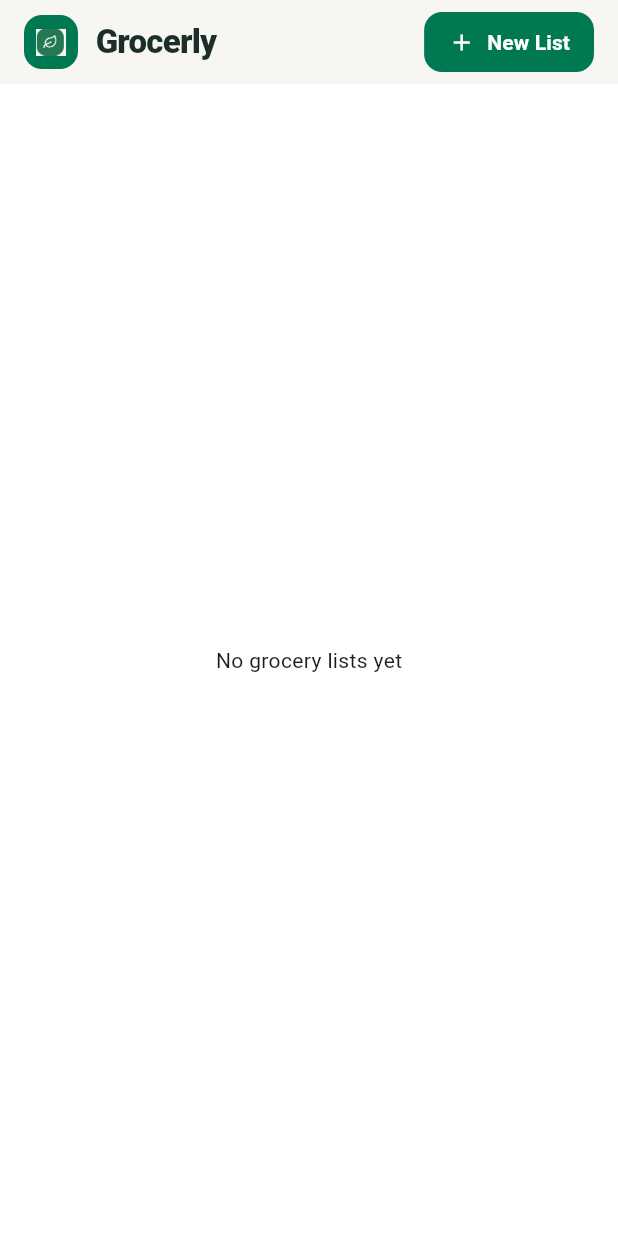
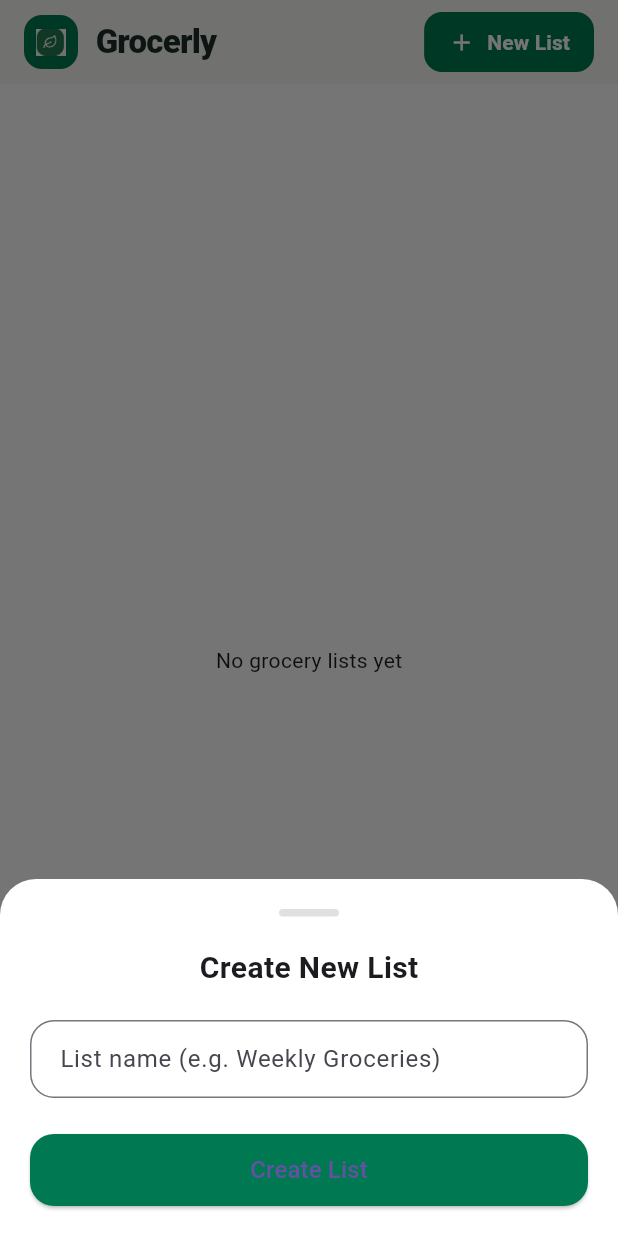
Before and after one commit to saifulislamsaif/grocery_list, a Flutter app: the screen it shows once a user with an empty profile is signed in, after a tap on "New List", on a phone screen of 412 x 824 dp. Run offline on Flutter 3.47's test engine with Material 3 defaults, Android fonts, the phone set to English and light mode, and no system bars; our stand-ins replace cloud_firestore, firebase_auth, firebase_core, get, google_fonts; accounts and stored records are empty.

Commit message:
pop up problem solved.

```diff
--- a/lib/app/modules/home/views/home_page.dart
+++ b/lib/app/modules/home/views/home_page.dart
@@ -62,7 +62,7 @@ class HomePage extends StatelessWidget {
               padding: const EdgeInsets.only(right: 16.0, top: 8, bottom: 8),
               child: ElevatedButton.icon(
                 onPressed: () {
-                  // Add your "New List" logic here
+                  _showCreateListBottomSheet(context);
                 },
                 icon: const Icon(Icons.add, size: 18, color: Colors.white),
                 label: const Text(
@@ -95,6 +95,108 @@ class HomePage extends StatelessWidget {
       );
     });
   }
+  void _showCreateListBottomSheet(BuildContext context) {
+    final TextEditingController nameController = TextEditingController();
+
+    Get.bottomSheet(
+      Container(
+        padding: const EdgeInsets.all(20),
+        decoration: const BoxDecoration(
+          color: Colors.white,
+          borderRadius: BorderRadius.vertical(top: Radius.circular(24)),
+        ),
+        child: Column(
+          mainAxisSize: MainAxisSize.min,
+          crossAxisAlignment: CrossAxisAlignment.start,
+          children: [
+
+            /// Drag Handle
+            Center(
+              child: Container(
+                height: 5,
+                width: 40,
+                margin: const EdgeInsets.only(bottom: 20),
+                decoration: BoxDecoration(
+                  color: Colors.grey.shade300,
+                  borderRadius: BorderRadius.circular(10),
+                ),
+              ),
+            ),
+
+            /// Title
+            const Center(
+              child: Text(
+                "Create New List",
+                style: TextStyle(fontSize: 20, fontWeight: FontWeight.w600),
+              ),
+            ),
+
+            const SizedBox(height: 20),
+
+            /// List Name Field
+            TextField(
+              controller: nameController,
+              decoration: InputDecoration(
+                hintText: "List name (e.g. Weekly Groceries)",
+                contentPadding:
+                const EdgeInsets.symmetric(horizontal: 16, vertical: 14),
+                border: OutlineInputBorder(
+                  borderRadius: BorderRadius.circular(16),
+                ),
+                focusedBorder: OutlineInputBorder(
+                  borderRadius: BorderRadius.circular(16),
+                  borderSide: const BorderSide(color: Color(0xFF007953)),
+                ),
+              ),
+            ),
+
+            const SizedBox(height: 24),
+
+            /// Create Button
+            SizedBox(
+              width: double.infinity,
+              height: 48,
+              child: ElevatedButton(
+                style: ElevatedButton.styleFrom(
+                  backgroundColor: const Color(0xFF007953),
+                  shape: RoundedRectangleBorder(
+                    borderRadius: BorderRadius.circular(16),
+                  ),
+                ),
+                onPressed: () async {
+                  final name = nameController.text.trim();
+
+                  if (name.isEmpty) {
+                    Get.snackbar(
+                      "Error",
+                      "Please enter a list name",
+                      snackPosition: SnackPosition.BOTTOM,
+                    );
+                    return;
+                  }
+
+                  await controller.createList(name);
+
+                  Get.back(); // Close sheet
+
+                  Get.snackbar(
+                    "Success",
+                    "List created successfully",
+                    snackPosition: SnackPosition.BOTTOM,
+                  );
+                },
+                child: const Text(
+                  "Create List",
+                  style: TextStyle(fontSize: 16),
+                ),
+              ),
+            ),
+          ],
+        ),
+      ),
+      isScrollControlled: true,
+    );
+  }
 
   Widget _historyView(BuildContext context) {
     final completedLists = controller.lists
@@ -106,7 +208,6 @@ class HomePage extends StatelessWidget {
     return ListView(
       padding: const EdgeInsets.all(16),
       children: [
-        /// RECENT ACTIVITY TITLE
         const Text(
           "RECENT ACTIVITY",
           style: TextStyle(
@@ -118,7 +219,6 @@ class HomePage extends StatelessWidget {
 
         const SizedBox(height: 12),
 
-        /// Fake activity design (like screenshot)
         Container(
           padding: const EdgeInsets.all(16),
           decoration: BoxDecoration(
@@ -173,7 +273,6 @@ class HomePage extends StatelessWidget {
             child: Column(
               crossAxisAlignment: CrossAxisAlignment.start,
               children: [
-                /// Title + Archived Badge
                 Row(
                   mainAxisAlignment: MainAxisAlignment.spaceBetween,
                   children: [
@@ -316,7 +415,6 @@ class HomePage extends StatelessWidget {
                 Row(
                   crossAxisAlignment: CrossAxisAlignment.start,
                   children: [
-                    /// Icon Box
                     Container(
                       height: 48,
                       width: 48,
@@ -329,10 +427,7 @@ class HomePage extends StatelessWidget {
                         color: Color(0xFF2E6F55),
                       ),
                     ),
-
-                    const SizedBox(width: 14),
-
-                    /// Title + Date
+                     SizedBox(width: 14),
                     Expanded(
                       child: Column(
                         crossAxisAlignment: CrossAxisAlignment.start,
@@ -348,7 +443,7 @@ class HomePage extends StatelessWidget {
                           const SizedBox(height: 4),
 
                           Text(
-                            "Mar 3", // you can format createdAt here
+                            "Mar 3",
                             style: const TextStyle(
                               fontSize: 13,
                               color: Colors.black54,
@@ -383,9 +478,8 @@ class HomePage extends StatelessWidget {
                   ],
                 ),
 
-                const SizedBox(height: 8),
+                 SizedBox(height: 8),
 
-                /// Progress Bar
                 ClipRRect(
                   borderRadius: BorderRadius.circular(8),
                   child: LinearProgressIndicator(
@@ -400,7 +494,6 @@ class HomePage extends StatelessWidget {
 
                 const SizedBox(height: 14),
 
-                /// Members Row
                 Row(
                   children: [
                     const Icon(
--- a/lib/app/modules/home/views/list_details_page.dart
+++ b/lib/app/modules/home/views/list_details_page.dart
@@ -213,11 +213,17 @@ class ListDetailsPage extends StatelessWidget {
                   final itemQty = qtyCtrl.text.trim();
 
                   if (itemName.isNotEmpty) {
-                    // Call the logic method
-                    await _addItemToFirestore(name: itemName, quantity: itemQty);
+                    try {
+                      await _addItemToFirestore(
+                        name: itemName,
+                        quantity: itemQty,
+                      );
 
-                    // Dismiss the bottom sheet
-                    Get.back();
+                      Navigator.of(Get.context!).pop(); // Always works
+
+                    } catch (e) {
+                      debugPrint("Add failed: $e");
+                    }
                   }
                 },
                 child: const Text("Add to List", style: TextStyle(color: Colors.white, fontSize: 16)),
```
